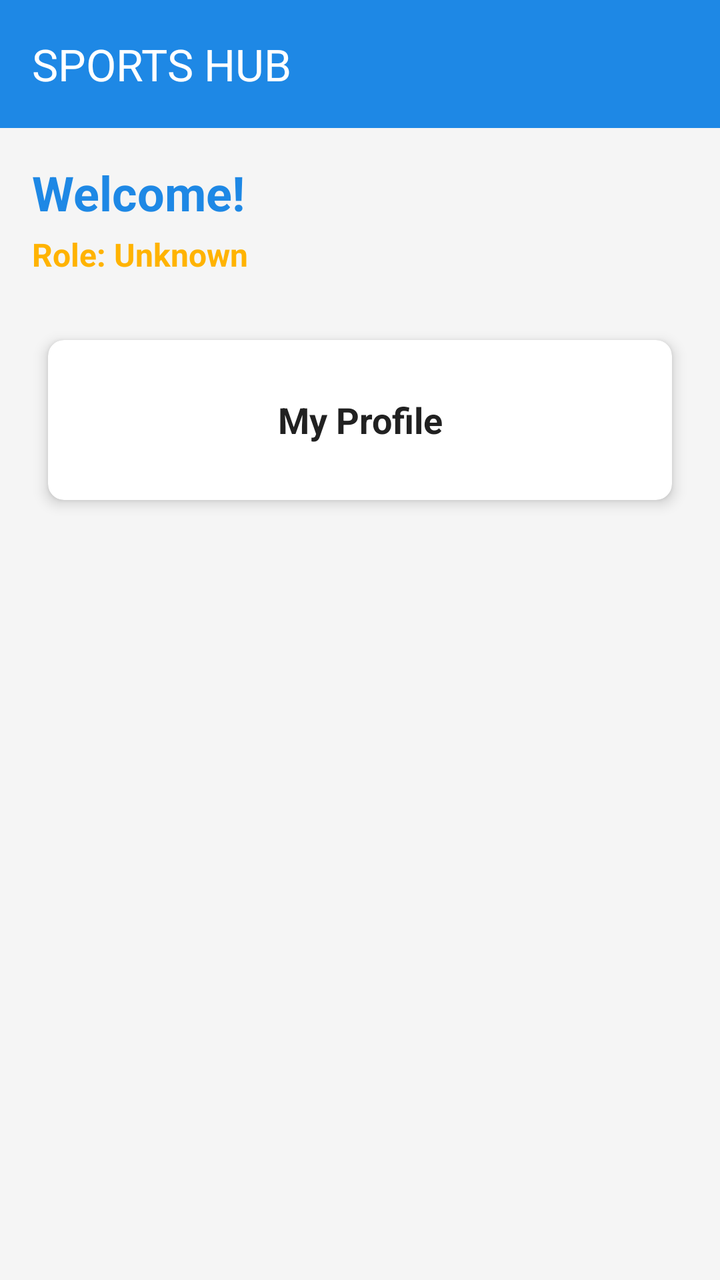
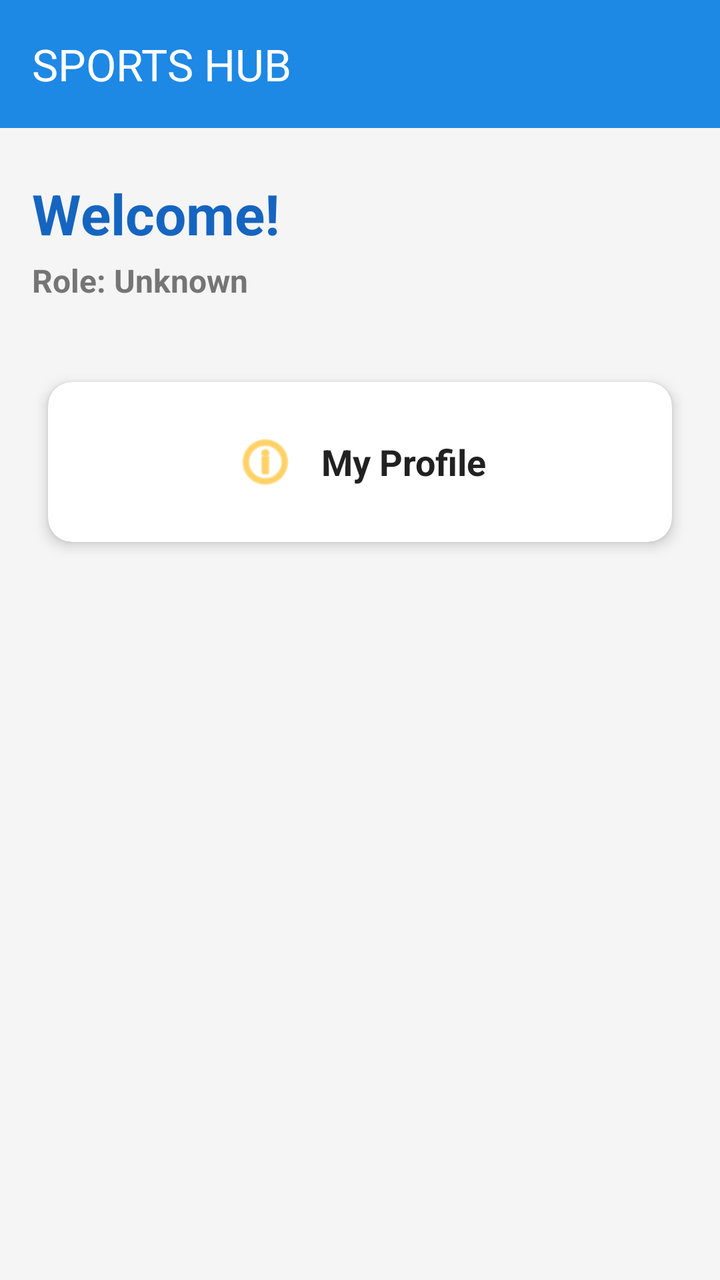

The first picture is an Android layout as it rendered before a commit; the second is the same layout after the commit. The layout source and the unified diff follow.
<!-- AndroidManifest.xml: application theme Theme.SPORTSHUB -->
<!-- res/layout/activity_main.xml -->
<?xml version="1.0" encoding="utf-8"?>
<LinearLayout xmlns:android="http://schemas.android.com/apk/res/android"
    xmlns:app="http://schemas.android.com/apk/res-auto"
    android:id="@+id/main"
    android:layout_width="match_parent"
    android:layout_height="match_parent"
    android:orientation="vertical"
    android:background="@color/background">

    <androidx.appcompat.widget.Toolbar
        android:id="@+id/toolbar"
        android:layout_width="match_parent"
        android:layout_height="?attr/actionBarSize"
        android:background="@color/primary"
        android:theme="@style/ThemeOverlay.AppCompat.Dark.ActionBar"
        app:popupTheme="@style/ThemeOverlay.AppCompat.Light"
        app:title="@string/app_name"
        app:titleTextColor="@color/white" />

    <ScrollView
        android:layout_width="match_parent"
        android:layout_height="match_parent"
        android:padding="16dp">

        <LinearLayout
            android:layout_width="match_parent"
            android:layout_height="wrap_content"
            android:orientation="vertical">

            <TextView
                android:id="@+id/tvWelcome"
                android:layout_width="match_parent"
                android:layout_height="wrap_content"
                android:text="Welcome!"
                android:textColor="@color/primary"
                android:textSize="24sp"
                android:textStyle="bold"
                android:layout_marginBottom="4dp" />

            <TextView
                android:id="@+id/tvUserRole"
                android:layout_width="match_parent"
                android:layout_height="wrap_content"
                android:text="Role: Unknown"
                android:textColor="@color/secondary"
                android:textSize="16sp"
                android:textStyle="bold"
                android:layout_marginBottom="24dp" />

            
            <LinearLayout
                android:id="@+id/layoutAdminDashboard"
                android:layout_width="match_parent"
                android:layout_height="wrap_content"
                android:orientation="vertical"
                android:visibility="gone">

                <LinearLayout
                    android:layout_width="match_parent"
                    android:layout_height="wrap_content"
                    android:orientation="horizontal"
                    android:baselineAligned="false">

                    <androidx.cardview.widget.CardView
                        android:id="@+id/cardAdminTournaments"
                        android:layout_width="0dp"
                        android:layout_height="120dp"
                        android:layout_weight="1"
                        android:layout_margin="8dp"
                        app:cardCornerRadius="8dp"
                        app:cardElevation="4dp">
                        <TextView
                            android:layout_width="match_parent"
                            android:layout_height="match_parent"
                            android:gravity="center"
                            android:text="@string/title_admin_tournaments"
                            android:textColor="@color/text_primary"
                            android:textStyle="bold" />
                    </androidx.cardview.widget.CardView>

                    <androidx.cardview.widget.CardView
                        android:id="@+id/cardAdminTeams"
                        android:layout_width="0dp"
                        android:layout_height="120dp"
                        android:layout_weight="1"
                        android:layout_margin="8dp"
                        app:cardCornerRadius="8dp"
                        app:cardElevation="4dp">
                        <TextView
                            android:layout_width="match_parent"
                            android:layout_height="match_parent"
                            android:gravity="center"
                            android:text="@string/title_admin_teams"
                            android:textColor="@color/text_primary"
                            android:textStyle="bold" />
                    </androidx.cardview.widget.CardView>
                </LinearLayout>

                <LinearLayout
                    android:layout_width="match_parent"
                    android:layout_height="wrap_content"
                    android:orientation="horizontal"
                    android:baselineAligned="false">

                    <androidx.cardview.widget.CardView
                        android:id="@+id/cardAdminMatches"
                        android:layout_width="0dp"
                        android:layout_height="120dp"
                        android:layout_weight="1"
                        android:layout_margin="8dp"
                        app:cardCornerRadius="8dp"
                        app:cardElevation="4dp">
                        <TextView
                            android:layout_width="match_parent"
                            android:layout_height="match_parent"
                            android:gravity="center"
                            android:text="@string/title_admin_matches"
                            android:textColor="@color/text_primary"
                            android:textStyle="bold" />
                    </androidx.cardview.widget.CardView>

                    <androidx.cardview.widget.CardView
                        android:id="@+id/cardAdminEvents"
                        android:layout_width="0dp"
                        android:layout_height="120dp"
                        android:layout_weight="1"
                        android:layout_margin="8dp"
                        app:cardCornerRadius="8dp"
                        app:cardElevation="4dp">
                        <TextView
                            android:layout_width="match_parent"
                            android:layout_height="match_parent"
                            android:gravity="center"
                            android:text="@string/title_admin_events"
                            android:textColor="@color/text_primary"
                            android:textStyle="bold" />
                    </androidx.cardview.widget.CardView>
                </LinearLayout>
            </LinearLayout>

            
            <LinearLayout
                android:id="@+id/layoutPlayerDashboard"
                android:layout_width="match_parent"
                android:layout_height="wrap_content"
                android:orientation="vertical"
                android:visibility="gone">

                <LinearLayout
                    android:layout_width="match_parent"
                    android:layout_height="wrap_content"
                    android:orientation="horizontal"
                    android:baselineAligned="false">

                    <androidx.cardview.widget.CardView
                        android:id="@+id/cardPlayerTournaments"
                        android:layout_width="0dp"
                        android:layout_height="120dp"
                        android:layout_weight="1"
                        android:layout_margin="8dp"
                        app:cardCornerRadius="8dp"
                        app:cardElevation="4dp">
                        <TextView
                            android:layout_width="match_parent"
                            android:layout_height="match_parent"
                            android:gravity="center"
                            android:text="@string/title_tournaments"
                            android:textColor="@color/text_primary"
                            android:textStyle="bold" />
                    </androidx.cardview.widget.CardView>

                    <androidx.cardview.widget.CardView
                        android:id="@+id/cardPlayerMatches"
                        android:layout_width="0dp"
                        android:layout_height="120dp"
                        android:layout_weight="1"
                        android:layout_margin="8dp"
                        app:cardCornerRadius="8dp"
                        app:cardElevation="4dp">
                        <TextView
                            android:layout_width="match_parent"
                            android:layout_height="match_parent"
                            android:gravity="center"
                            android:text="@string/title_matches"
                            android:textColor="@color/text_primary"
                            android:textStyle="bold" />
                    </androidx.cardview.widget.CardView>
                </LinearLayout>

                <LinearLayout
                    android:layout_width="match_parent"
                    android:layout_height="wrap_content"
                    android:orientation="horizontal"
                    android:baselineAligned="false">

                    <androidx.cardview.widget.CardView
                        android:id="@+id/cardPlayerEvents"
                        android:layout_width="0dp"
                        android:layout_height="120dp"
                        android:layout_weight="1"
                        android:layout_margin="8dp"
                        app:cardCornerRadius="8dp"
                        app:cardElevation="4dp">
                        <TextView
                            android:layout_width="match_parent"
                            android:layout_height="match_parent"
                            android:gravity="center"
                            android:text="@string/title_events"
                            android:textColor="@color/text_primary"
                            android:textStyle="bold" />
                    </androidx.cardview.widget.CardView>

                    <androidx.cardview.widget.CardView
                        android:id="@+id/cardPlayerFitness"
                        android:layout_width="0dp"
                        android:layout_height="120dp"
                        android:layout_weight="1"
                        android:layout_margin="8dp"
                        app:cardCornerRadius="8dp"
                        app:cardElevation="4dp">
                        <TextView
                            android:layout_width="match_parent"
                            android:layout_height="match_parent"
                            android:gravity="center"
                            android:text="@string/title_fitness"
                            android:textColor="@color/text_primary"
                            android:textStyle="bold" />
                    </androidx.cardview.widget.CardView>
                </LinearLayout>

                
                <androidx.cardview.widget.CardView
                    android:id="@+id/cardPlayerWorkout"
                    android:layout_width="match_parent"
                    android:layout_height="80dp"
                    android:layout_margin="8dp"
                    app:cardCornerRadius="8dp"
                    app:cardElevation="4dp">
                    <TextView
                        android:layout_width="match_parent"
                        android:layout_height="match_parent"
                        android:gravity="center"
                        android:text="@string/title_workouts"
                        android:textColor="@color/text_primary"
                        android:textStyle="bold" />
                </androidx.cardview.widget.CardView>
                
                <androidx.cardview.widget.CardView
                    android:id="@+id/cardPlayerRegistrations"
                    android:layout_width="match_parent"
                    android:layout_height="80dp"
                    android:layout_margin="8dp"
                    app:cardCornerRadius="8dp"
                    app:cardElevation="4dp">
                    <TextView
                        android:layout_width="match_parent"
                        android:layout_height="match_parent"
                        android:gravity="center"
                        android:text="My Registrations"
                        android:textColor="@color/text_primary"
                        android:textStyle="bold" />
                </androidx.cardview.widget.CardView>
            </LinearLayout>

            
            <androidx.cardview.widget.CardView
                android:id="@+id/cardSharedProfile"
                android:layout_width="match_parent"
                android:layout_height="80dp"
                android:layout_margin="8dp"
                app:cardCornerRadius="8dp"
                app:cardElevation="4dp">
                <TextView
                    android:layout_width="match_parent"
                    android:layout_height="match_parent"
                    android:gravity="center"
                    android:text="@string/title_profile"
                    android:textColor="@color/text_primary"
                    android:textSize="18sp"
                    android:textStyle="bold" />
            </androidx.cardview.widget.CardView>

        </LinearLayout>
    </ScrollView>
</LinearLayout>
<!-- resources referenced by this layout -->
<resources>
  <color name="background">#F5F5F5</color>
  <color name="primary">#1E88E5</color>
  <color name="secondary">#FFB300</color>
  <color name="text_primary">#212121</color>
  <color name="white">#FFFFFFFF</color>
  <string name="app_name">SPORTS HUB</string>
  <string name="title_admin_events">Manage Events</string>
  <string name="title_admin_matches">Schedule Matches</string>
  <string name="title_admin_teams">Teams &amp; Players</string>
  <string name="title_admin_tournaments">Manage Tournaments</string>
  <string name="title_events">Sports Events</string>
  <string name="title_fitness">Fitness Tracker</string>
  <string name="title_matches">Match Schedules</string>
  <string name="title_profile">My Profile</string>
  <string name="title_tournaments">Browse Tournaments</string>
  <string name="title_workouts">Workout Planner</string>
  <style name="Theme.SPORTSHUB" parent="Base.Theme.SPORTSHUB" />
  <style name="Base.Theme.SPORTSHUB" parent="Theme.Material3.DayNight.NoActionBar">
          
          
      </style>
</resources>

<!-- the commit's change to res/layout/activity_main.xml (unified diff, before → after) -->
@@ -19,22 +19,24 @@
 
     <ScrollView
         android:layout_width="match_parent"
-        android:layout_height="match_parent"
-        android:padding="16dp">
+        android:layout_height="match_parent">
 
         <LinearLayout
             android:layout_width="match_parent"
             android:layout_height="wrap_content"
-            android:orientation="vertical">
-
+            android:orientation="vertical"
+            android:padding="16dp">
+
+            
             <TextView
                 android:id="@+id/tvWelcome"
                 android:layout_width="match_parent"
                 android:layout_height="wrap_content"
                 android:text="Welcome!"
-                android:textColor="@color/primary"
-                android:textSize="24sp"
+                android:textColor="@color/primary_dark"
+                android:textSize="28sp"
                 android:textStyle="bold"
+                android:layout_marginTop="8dp"
                 android:layout_marginBottom="4dp" />
 
             <TextView
@@ -42,10 +44,10 @@
                 android:layout_width="match_parent"
                 android:layout_height="wrap_content"
                 android:text="Role: Unknown"
-                android:textColor="@color/secondary"
+                android:textColor="@color/text_secondary"
                 android:textSize="16sp"
                 android:textStyle="bold"
-                android:layout_marginBottom="24dp" />
+                android:layout_marginBottom="32dp" />
 
             
             <LinearLayout
@@ -55,6 +57,16 @@
                 android:orientation="vertical"
                 android:visibility="gone">
 
+                <TextView
+                    android:layout_width="match_parent"
+                    android:layout_height="wrap_content"
+                    android:text="Management Tools"
+                    android:textSize="18sp"
+                    android:textStyle="bold"
+                    android:textColor="@color/primary_dark"
+                    android:layout_marginStart="8dp"
+                    android:layout_marginBottom="12dp"/>
+
                 <LinearLayout
                     android:layout_width="match_parent"
                     android:layout_height="wrap_content"
@@ -67,7 +79,7 @@
                         android:layout_height="120dp"
                         android:layout_weight="1"
                         android:layout_margin="8dp"
-                        app:cardCornerRadius="8dp"
+                        app:cardCornerRadius="12dp"
                         app:cardElevation="4dp">
                         <TextView
                             android:layout_width="match_parent"
@@ -75,7 +87,11 @@
                             android:gravity="center"
                             android:text="@string/title_admin_tournaments"
                             android:textColor="@color/text_primary"
-                            android:textStyle="bold" />
+                            android:textStyle="bold"
+                            android:drawableTop="@android:drawable/ic_menu_sort_by_size"
+                            app:drawableTint="@color/primary"
+                            android:drawablePadding="8dp"
+                            android:paddingTop="24dp"/>
                     </androidx.cardview.widget.CardView>
 
                     <androidx.cardview.widget.CardView
@@ -84,7 +100,7 @@
                         android:layout_height="120dp"
                         android:layout_weight="1"
                         android:layout_margin="8dp"
-                        app:cardCornerRadius="8dp"
+                        app:cardCornerRadius="12dp"
                         app:cardElevation="4dp">
                         <TextView
                             android:layout_width="match_parent"
@@ -92,7 +108,11 @@
                             android:gravity="center"
                             android:text="@string/title_admin_teams"
                             android:textColor="@color/text_primary"
-                            android:textStyle="bold" />
+                            android:textStyle="bold"
+                            android:drawableTop="@android:drawable/ic_menu_myplaces"
+                            app:drawableTint="@color/primary"
+                            android:drawablePadding="8dp"
+                            android:paddingTop="24dp"/>
                     </androidx.cardview.widget.CardView>
                 </LinearLayout>
 
@@ -108,7 +128,7 @@
                         android:layout_height="120dp"
                         android:layout_weight="1"
                         android:layout_margin="8dp"
-                        app:cardCornerRadius="8dp"
+                        app:cardCornerRadius="12dp"
                         app:cardElevation="4dp">
                         <TextView
                             android:layout_width="match_parent"
@@ -116,7 +136,11 @@
                             android:gravity="center"
                             android:text="@string/title_admin_matches"
                             android:textColor="@color/text_primary"
-                            android:textStyle="bold" />
+                            android:textStyle="bold"
+                            android:drawableTop="@android:drawable/ic_menu_today"
+                            app:drawableTint="@color/primary"
+                            android:drawablePadding="8dp"
+                            android:paddingTop="24dp"/>
                     </androidx.cardview.widget.CardView>
 
                     <androidx.cardview.widget.CardView
@@ -125,7 +149,7 @@
                         android:layout_height="120dp"
                         android:layout_weight="1"
                         android:layout_margin="8dp"
-                        app:cardCornerRadius="8dp"
+                        app:cardCornerRadius="12dp"
                         app:cardElevation="4dp">
                         <TextView
                             android:layout_width="match_parent"
@@ -133,7 +157,11 @@
                             android:gravity="center"
                             android:text="@string/title_admin_events"
                             android:textColor="@color/text_primary"
-                            android:textStyle="bold" />
+                            android:textStyle="bold"
+                            android:drawableTop="@android:drawable/ic_menu_compass"
+                            app:drawableTint="@color/primary"
+                            android:drawablePadding="8dp"
+                            android:paddingTop="24dp"/>
                     </androidx.cardview.widget.CardView>
                 </LinearLayout>
             </LinearLayout>
@@ -146,6 +174,49 @@
                 android:orientation="vertical"
                 android:visibility="gone">
 
+                <TextView
+                    android:layout_width="match_parent"
+                    android:layout_height="wrap_content"
+                    android:text="My Hub"
+                    android:textSize="18sp"
+                    android:textStyle="bold"
+                    android:textColor="@color/primary_dark"
+                    android:layout_marginStart="8dp"
+                    android:layout_marginBottom="12dp"/>
+
+                
+                <androidx.cardview.widget.CardView
+                    android:id="@+id/cardPlayerRegistrations"
+                    android:layout_width="match_parent"
+                    android:layout_height="80dp"
+                    android:layout_margin="8dp"
+                    app:cardCornerRadius="12dp"
+                    app:cardElevation="4dp"
+                    app:cardBackgroundColor="@color/primary">
+
+                    <LinearLayout
+                        android:layout_width="match_parent"
+                        android:layout_height="match_parent"
+                        android:gravity="center"
+                        android:orientation="horizontal">
+
+                        <ImageView
+                            android:layout_width="wrap_content"
+                            android:layout_height="wrap_content"
+                            android:src="@android:drawable/ic_menu_save"
+                            app:tint="@color/white"
+                            android:layout_marginEnd="12dp" />
+
+                        <TextView
+                            android:layout_width="wrap_content"
+                            android:layout_height="wrap_content"
+                            android:text="My Registrations"
+                            android:textColor="@color/white"
+                            android:textSize="18sp"
+                            android:textStyle="bold" />
+                    </LinearLayout>
+                </androidx.cardview.widget.CardView>
+
                 <LinearLayout
                     android:layout_width="match_parent"
                     android:layout_height="wrap_content"
@@ -158,7 +229,7 @@
                         android:layout_height="120dp"
                         android:layout_weight="1"
                         android:layout_margin="8dp"
-                        app:cardCornerRadius="8dp"
+                        app:cardCornerRadius="12dp"
                         app:cardElevation="4dp">
                         <TextView
                             android:layout_width="match_parent"
@@ -166,7 +237,11 @@
                             android:gravity="center"
                             android:text="@string/title_tournaments"
                             android:textColor="@color/text_primary"
-                            android:textStyle="bold" />
+                            android:textStyle="bold"
+                            android:drawableTop="@android:drawable/ic_menu_sort_by_size"
+                            app:drawableTint="@color/primary"
+                            android:drawablePadding="8dp"
+                            android:paddingTop="24dp"/>
                     </androidx.cardview.widget.CardView>
 
                     <androidx.cardview.widget.CardView
@@ -175,7 +250,7 @@
                         android:layout_height="120dp"
                         android:layout_weight="1"
                         android:layout_margin="8dp"
-                        app:cardCornerRadius="8dp"
+                        app:cardCornerRadius="12dp"
                         app:cardElevation="4dp">
                         <TextView
                             android:layout_width="match_parent"
@@ -183,7 +258,11 @@
                             android:gravity="center"
                             android:text="@string/title_matches"
                             android:textColor="@color/text_primary"
-                            android:textStyle="bold" />
+                            android:textStyle="bold"
+                            android:drawableTop="@android:drawable/ic_menu_today"
+                            app:drawableTint="@color/primary"
+                            android:drawablePadding="8dp"
+                            android:paddingTop="24dp"/>
                     </androidx.cardview.widget.CardView>
                 </LinearLayout>
 
@@ -199,7 +278,7 @@
                         android:layout_height="120dp"
                         android:layout_weight="1"
                         android:layout_margin="8dp"
-                        app:cardCornerRadius="8dp"
+                        app:cardCornerRadius="12dp"
                         app:cardElevation="4dp">
                         <TextView
                             android:layout_width="match_parent"
@@ -207,7 +286,11 @@
                             android:gravity="center"
                             android:text="@string/title_events"
                             android:textColor="@color/text_primary"
-                            android:textStyle="bold" />
+                            android:textStyle="bold"
+                            android:drawableTop="@android:drawable/ic_menu_compass"
+                            app:drawableTint="@color/primary"
+                            android:drawablePadding="8dp"
+                            android:paddingTop="24dp"/>
                     </androidx.cardview.widget.CardView>
 
                     <androidx.cardview.widget.CardView
@@ -216,7 +299,7 @@
                         android:layout_height="120dp"
                         android:layout_weight="1"
                         android:layout_margin="8dp"
-                        app:cardCornerRadius="8dp"
+                        app:cardCornerRadius="12dp"
                         app:cardElevation="4dp">
                         <TextView
                             android:layout_width="match_parent"
@@ -224,7 +307,11 @@
                             android:gravity="center"
                             android:text="@string/title_fitness"
                             android:textColor="@color/text_primary"
-                            android:textStyle="bold" />
+                            android:textStyle="bold"
+                            android:drawableTop="@android:drawable/ic_menu_directions"
+                            app:drawableTint="@color/primary"
+                            android:drawablePadding="8dp"
+                            android:paddingTop="24dp"/>
                     </androidx.cardview.widget.CardView>
                 </LinearLayout>
 
@@ -234,31 +321,30 @@
                     android:layout_width="match_parent"
                     android:layout_height="80dp"
                     android:layout_margin="8dp"
-                    app:cardCornerRadius="8dp"
+                    app:cardCornerRadius="12dp"
                     app:cardElevation="4dp">
-                    <TextView
+
+                    <LinearLayout
                         android:layout_width="match_parent"
                         android:layout_height="match_parent"
                         android:gravity="center"
-                        android:text="@string/title_workouts"
-                        android:textColor="@color/text_primary"
-                        android:textStyle="bold" />
-                </androidx.cardview.widget.CardView>
-                
-                <androidx.cardview.widget.CardView
-                    android:id="@+id/cardPlayerRegistrations"
-                    android:layout_width="match_parent"
-                    android:layout_height="80dp"
-                    android:layout_margin="8dp"
-                    app:cardCornerRadius="8dp"
-                    app:cardElevation="4dp">
-                    <TextView
-                        android:layout_width="match_parent"
-                        android:layout_height="match_parent"
-                        android:gravity="center"
-                        android:text="My Registrations"
-                        android:textColor="@color/text_primary"
-                        android:textStyle="bold" />
+                        android:orientation="horizontal">
+
+                        <ImageView
+                            android:layout_width="wrap_content"
+                            android:layout_height="wrap_content"
+                            android:src="@android:drawable/ic_menu_edit"
+                            app:tint="@color/primary"
+                            android:layout_marginEnd="12dp" />
+
+                        <TextView
+                            android:layout_width="wrap_content"
+                            android:layout_height="wrap_content"
+                            android:text="@string/title_workouts"
+                            android:textColor="@color/text_primary"
+                            android:textStyle="bold"
+                            android:textSize="16sp" />
+                    </LinearLayout>
                 </androidx.cardview.widget.CardView>
             </LinearLayout>
 
@@ -268,16 +354,31 @@
                 android:layout_width="match_parent"
                 android:layout_height="80dp"
                 android:layout_margin="8dp"
-                app:cardCornerRadius="8dp"
+                android:layout_marginTop="24dp"
+                app:cardCornerRadius="12dp"
                 app:cardElevation="4dp">
-                <TextView
+
+                <LinearLayout
                     android:layout_width="match_parent"
                     android:layout_height="match_parent"
                     android:gravity="center"
-                    android:text="@string/title_profile"
-                    android:textColor="@color/text_primary"
-                    android:textSize="18sp"
-                    android:textStyle="bold" />
+                    android:orientation="horizontal">
+
+                    <ImageView
+                        android:layout_width="wrap_content"
+                        android:layout_height="wrap_content"
+                        android:src="@android:drawable/ic_menu_info_details"
+                        app:tint="@color/secondary"
+                        android:layout_marginEnd="12dp" />
+
+                    <TextView
+                        android:layout_width="wrap_content"
+                        android:layout_height="wrap_content"
+                        android:text="@string/title_profile"
+                        android:textColor="@color/text_primary"
+                        android:textSize="18sp"
+                        android:textStyle="bold" />
+                </LinearLayout>
             </androidx.cardview.widget.CardView>
 
         </LinearLayout>
<!-- resource entries referenced after the edit -->
@@ -2,8 +2,10 @@
 <resources>
   <color name="background">#F5F5F5</color>
   <color name="primary">#1E88E5</color>
+  <color name="primary_dark">#1565C0</color>
   <color name="secondary">#FFB300</color>
   <color name="text_primary">#212121</color>
+  <color name="text_secondary">#757575</color>
   <color name="white">#FFFFFFFF</color>
   <string name="app_name">SPORTS HUB</string>
   <string name="title_admin_events">Manage Events</string>
